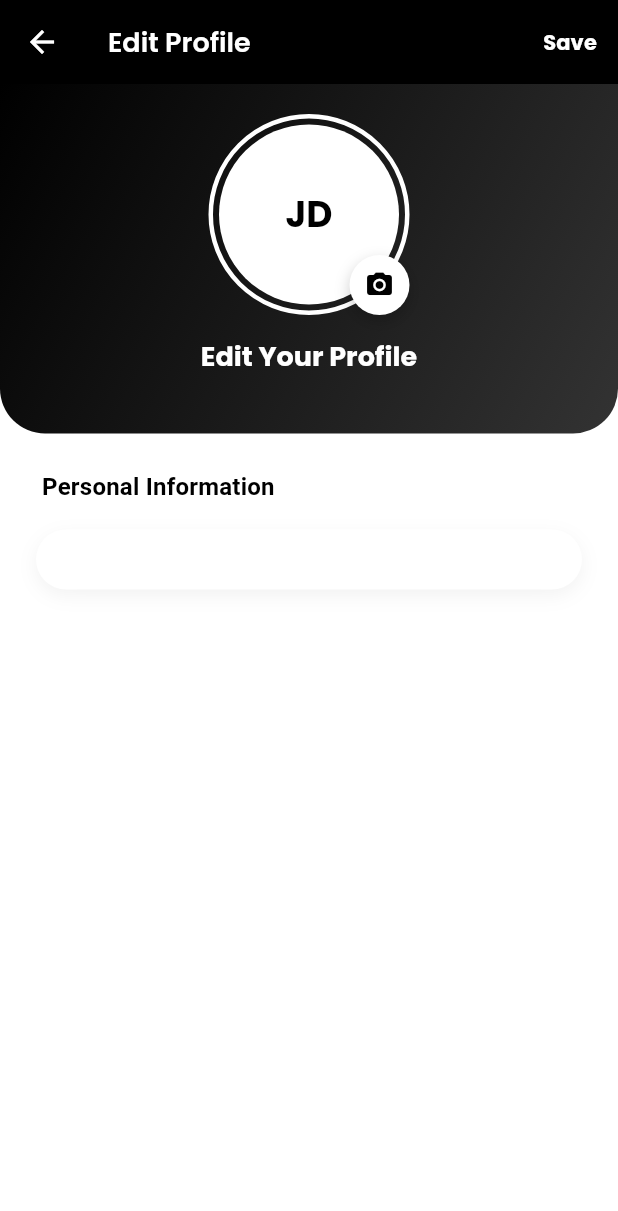
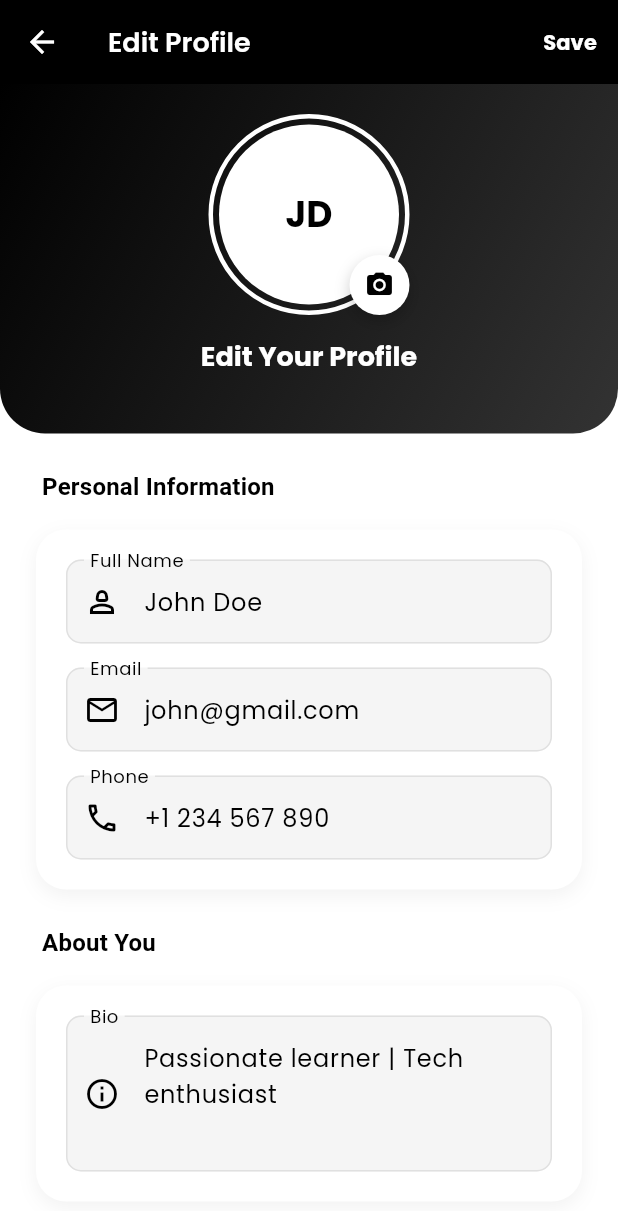
Before and after one commit to dd-18/e_learning_application, a Flutter app: the EditProfileScreen screen opened by its route, on a phone screen of 412 x 824 dp. Shown: the top 1211 px of the screen. Run offline on Flutter 3.47's test engine with Material 3 defaults, Android fonts, the phone set to English and light mode, and no system bars; our stand-ins replace bloc, cached_network_image, chewie, equatable, fl_chart, flutter_bloc and 6 more; accounts and stored records are empty.

Commit message:
feat: Implement Settings screen and Edit Profile form
This commit introduces the Settings screen structure and completes the UI for the Edit Profile screen with form fields.

Key changes:
- **Settings Screen**: Creates a new `SettingScreen` with basic scaffolding and new widgets `SettingSection` and `SettingTile`.
- **Edit Profile**: Implements the form UI by adding `CustomTextfield` inputs for Full Name, Email, Phone, and Bio, along with a "Save Changes" `CustomButton`.
- **Routing**: Adds the `/settings` route to `AppRoutes` and `RoutePages` and links the Settings option in the profile menu to the new screen.

```diff
--- a/lib/routes/app_routes.dart
+++ b/lib/routes/app_routes.dart
@@ -20,6 +20,7 @@ import '../views/course/payment/payment_screen.dart';
 import '../views/notifications/notification_screen.dart';
 import '../views/profile/edit_profile_screen.dart';
 import '../views/profile/profile_screen.dart';
+import '../views/settings/setting_screen.dart';
 import '../views/splash/splash_screen.dart';
 import '../views/teacher/teacher_analytics/teacher_analytics_screen.dart';
 import '../views/teacher/teacher_home/teacher_home_screen.dart';
@@ -52,6 +53,7 @@ class AppRoutes {
   static const String profile = "/profile";
   static const String editProfile = "/profile/edit";
   static const String notifications = "/notifications";
+  static const String settings = "/settings";
 
   // teacher
   static const String teacherHome = "/teacher/home";
@@ -135,6 +137,8 @@ class AppRoutes {
         return MaterialPageRoute(builder: (_) => const EditProfileScreen());
       case notifications:
         return MaterialPageRoute(builder: (_) => const NotificationScreen());
+      case settings:
+        return MaterialPageRoute(builder: (_) => const SettingScreen());
       case analytics:
         return MaterialPageRoute(builder: (_) => AnalyticsDashboardScreen());
       case payment:
--- a/lib/routes/route_pages.dart
+++ b/lib/routes/route_pages.dart
@@ -23,6 +23,7 @@ import '../views/course/course_list/course_list_screen.dart';
 import '../views/course/payment/payment_screen.dart';
 import '../views/onboarding/onboarding_screen.dart';
 import '../views/profile/profile_screen.dart';
+import '../views/settings/setting_screen.dart';
 import '../views/teacher/create_course/create_course_screen.dart';
 import '../views/teacher/my_course/my_course_screen.dart';
 import '../views/teacher/student_progress/student_progress_screen.dart';
@@ -83,6 +84,7 @@ class AppPages {
     GetPage(name: AppRoutes.editProfile, page: () => EditProfileScreen()),
     GetPage(name: AppRoutes.analytics, page: () => AnalyticsDashboardScreen()),
     GetPage(name: AppRoutes.notifications, page: () => NotificationScreen()),
+    GetPage(name: AppRoutes.settings, page: () => SettingScreen()),
     GetPage(name: AppRoutes.teacherHome, page: () => TeacherHomeScreen()),
     GetPage(name: AppRoutes.myCourse, page: () => MyCourseScreen()),
     GetPage(name: AppRoutes.createCourse, page: () => CreateCourseScreen()),
--- a/lib/views/profile/edit_profile_screen.dart
+++ b/lib/views/profile/edit_profile_screen.dart
@@ -1,6 +1,8 @@
 import 'package:e_learning_application/core/theme/app_colors.dart';
 import 'package:e_learning_application/views/profile/widgets/edit_profile_app_bar.dart';
 import 'package:e_learning_application/views/profile/widgets/profile_picture_bottom_sheet.dart';
+import 'package:e_learning_application/views/widgets/common/custom_button.dart';
+import 'package:e_learning_application/views/widgets/common/custom_textfield.dart';
 import 'package:flutter/material.dart';
 import 'package:get/get.dart';
 
@@ -133,6 +135,66 @@ class EditProfileScreen extends StatelessWidget {
                       ],
                     ),
                     padding: const EdgeInsets.all(20),
+                    child: const Column(
+                      children: [
+                        CustomTextfield(
+                          label: 'Full Name',
+                          prefixIcon: Icons.person_2_outlined,
+                          initialValue: 'John Doe',
+                        ),
+                        SizedBox(height: 16),
+                        CustomTextfield(
+                          label: 'Email',
+                          prefixIcon: Icons.email_outlined,
+                          initialValue: 'john@gmail.com',
+                        ),
+                        SizedBox(height: 16),
+                        CustomTextfield(
+                          label: 'Phone',
+                          prefixIcon: Icons.phone_outlined,
+                          initialValue: '+1 234 567 890',
+                        ),
+                      ],
+                    ),
+                  ),
+                  const SizedBox(height: 24),
+                  Padding(
+                    padding: const EdgeInsets.only(bottom: 16, left: 4),
+                    child: Text(
+                      'About You',
+                      style: Theme.of(context).textTheme.titleMedium?.copyWith(
+                        color: AppColors.primary,
+                        fontWeight: FontWeight.bold,
+                      ),
+                    ),
+                  ),
+                  Container(
+                    decoration: BoxDecoration(
+                      color: Colors.white,
+                      borderRadius: BorderRadius.circular(20),
+                      boxShadow: [
+                        BoxShadow(
+                          color: Colors.black.withOpacity(0.05),
+                          blurRadius: 10,
+                          offset: const Offset(0, 4),
+                        ),
+                      ],
+                    ),
+                    padding: const EdgeInsets.all(20),
+                    child: CustomTextfield(
+                      label: 'Bio',
+                      prefixIcon: Icons.info_outline,
+                      initialValue: 'Passionate learner | Tech enthusiast',
+                      maxLines: 3,
+                    ),
+                  ),
+                  const SizedBox(height: 32),
+                  CustomButton(
+                    text: 'Save Changes',
+                    onPressed: () {
+                      Get.back();
+                    },
+                    icon: Icons.check_circle_outline,
                   ),
                 ],
               ),
--- a/lib/views/profile/widgets/profile_options.dart
+++ b/lib/views/profile/widgets/profile_options.dart
@@ -28,7 +28,7 @@ class ProfileOptions extends StatelessWidget {
           title: 'Settings',
           subtitle: 'App preferences and more',
           icon: Icons.settings_outlined,
-          onPressed: () {},
+          onPressed: () => Get.toNamed(AppRoutes.settings),
         ),
         ProfileOptionCard(
           title: 'Help & Support',
```
Also changed, not shown: lib/views/settings/setting_screen.dart (added, +38 -0 lines), lib/views/settings/widgets/setting_section.dart (added, +44 -0 lines), lib/views/settings/widgets/setting_tile.dart (added, +10 -0 lines).
